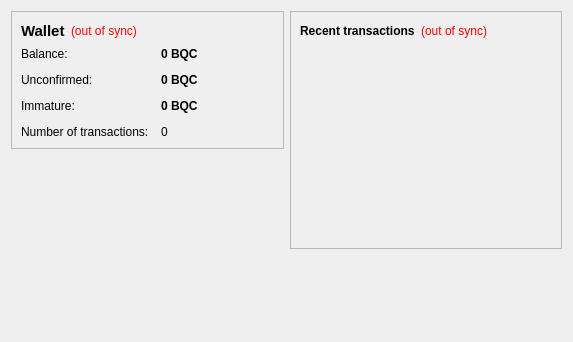
The window that src/qt/forms/overviewpage.ui (sp00nznet/F7Coin) describes before a commit, drawn with Qt 5.
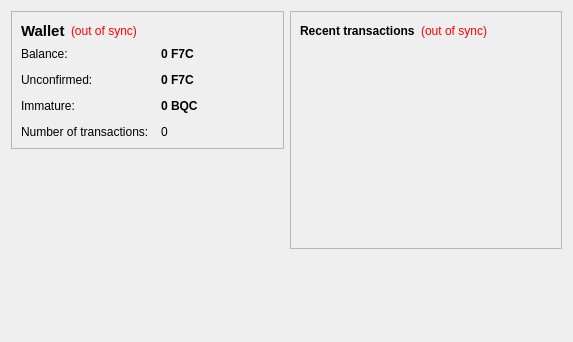
The same window after the commit.

```diff
--- a/src/qt/forms/overviewpage.ui
+++ b/src/qt/forms/overviewpage.ui
@@ -105,7 +105,7 @@
              <string>Your current balance</string>
             </property>
             <property name="text">
-             <string notr="true">0 BQC</string>
+             <string notr="true">0 F7C</string>
             </property>
             <property name="textInteractionFlags">
              <set>Qt::LinksAccessibleByMouse|Qt::TextSelectableByKeyboard|Qt::TextSelectableByMouse</set>
@@ -134,7 +134,7 @@
              <string>Total of transactions that have yet to be confirmed, and do not yet count toward the current balance</string>
             </property>
             <property name="text">
-             <string notr="true">0 BQC</string>
+             <string notr="true">0 F7C</string>
             </property>
             <property name="textInteractionFlags">
              <set>Qt::LinksAccessibleByMouse|Qt::TextSelectableByKeyboard|Qt::TextSelectableByMouse</set>
```
